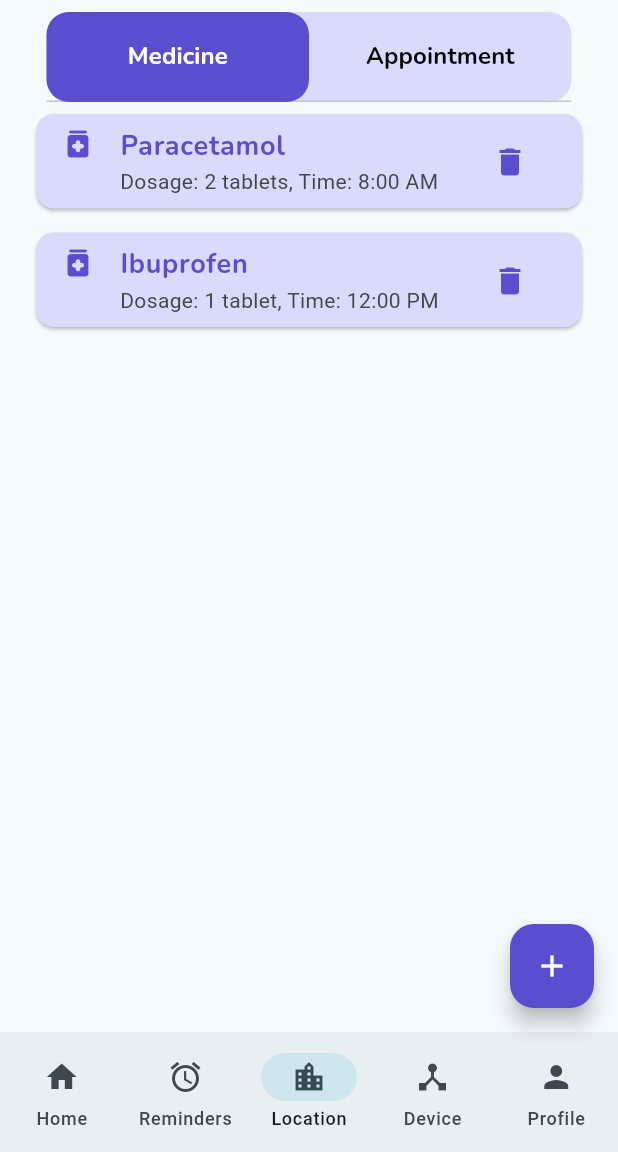
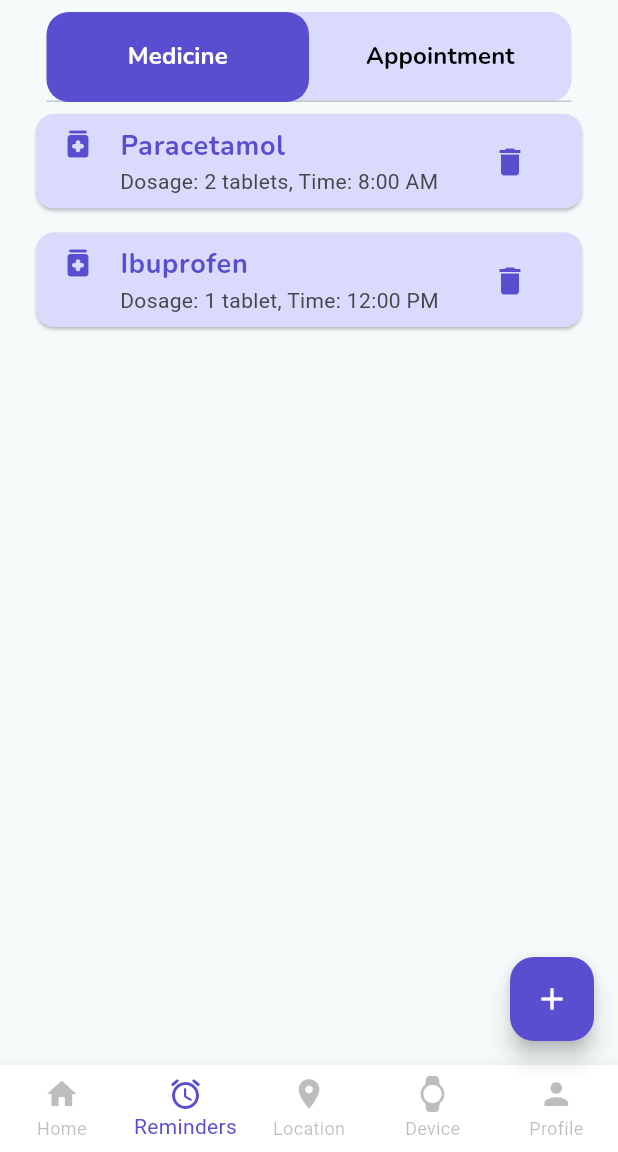
Before and after one commit to OneUp-WS71/mobile-application, a Flutter app: the ReminderMedicineScreen screen opened directly, on a phone screen of 412 x 824 dp, the part 84-1236 px from its top. Run offline on Flutter 3.47's test engine with Material 3 defaults, Android fonts, the phone set to English and light mode, and no system bars; our stand-ins replace animated_splash_screen.

Commit message:
fix: routes wit navigation bar

```diff
--- a/lib/common/widgets/navigation_bar.dart
+++ b/lib/common/widgets/navigation_bar.dart
@@ -1,6 +1,7 @@
 
 import 'package:flutter/material.dart';
 import 'package:mobile_application/config/menu/menu.dart';
+import 'package:mobile_application/common/styles/styles.dart';
 
 class NavigationMenu extends StatefulWidget {
   final int currentPageIndex;
@@ -15,24 +16,42 @@ class _NavigationMenuState extends State<NavigationMenu> {
 
   @override
   Widget build(BuildContext context) {
-    return NavigationBar(destinations: const [
-      NavigationDestination(icon: Icon(Icons.home), label: 'Home'),
-      NavigationDestination(icon: Icon(Icons.alarm), label: 'Reminders'),
-      NavigationDestination(icon: Icon(Icons.location_city), label: 'Location'),
-      NavigationDestination(icon: Icon(Icons.device_hub), label: 'Device'),
-      NavigationDestination(icon: Icon(Icons.person), label: 'Profile'),
-    ],
-    selectedIndex: widget.currentPageIndex,
+    return BottomNavigationBar(
+      type: BottomNavigationBarType.fixed,
+      backgroundColor: Colors.white,
+      selectedItemColor: Styles.primaryColor,
+      unselectedItemColor: Colors.black26,
+      currentIndex: widget.currentPageIndex,
+      onTap: (int index) {
+        final menuItem = appMenuItems[index];
+        Navigator.pushReplacement(
+          context,
+          MaterialPageRoute(builder: (context) => menuItem.link),
+        );
+      },
+      items: const [
+        BottomNavigationBarItem(
+          icon: Icon(Icons.home),
+          label: 'Home',
+        ),
+        BottomNavigationBarItem(
+          icon: Icon(Icons.alarm_rounded),
+          label: 'Reminders',
+        ),
+        BottomNavigationBarItem(
+          icon: Icon(Icons.location_on),
+          label: 'Location',
+        ),
+        BottomNavigationBarItem(
+          icon: Icon(Icons.watch_rounded),
+          label: 'Device',
+        ),
+        BottomNavigationBarItem(
+          icon: Icon(Icons.person),
+          label: 'Profile',
+        ),
+      ],
 
-    onDestinationSelected: (int index){
-      setState((){
-        current = index;
-      });
-      final menuItem = appMenuItems[index];
-      Navigator.pushReplacement(
-        context,
-        MaterialPageRoute(builder: (context) =>  menuItem.link),);
-    },
     );
   }
 }
--- a/lib/dataManagment/presentation/home/home_screen.dart
+++ b/lib/dataManagment/presentation/home/home_screen.dart
@@ -3,6 +3,7 @@ import 'package:mobile_application/common/styles/styles.dart';
 import 'package:mobile_application/common/widgets/custom_app_bar.dart';
 import 'package:intl/intl.dart';
 import 'package:mobile_application/dataManagment/presentation/widgets/measure_box.dart';
+import 'package:mobile_application/common/widgets/navigation_bar.dart';
 
 class HomeScreen extends StatelessWidget {
   const HomeScreen({Key? key}) : super(key: key);
@@ -15,6 +16,7 @@ class HomeScreen extends StatelessWidget {
       appBar: CustomAppBar(
         title: 'Home',
       ),
+      bottomNavigationBar: const NavigationMenu(currentPageIndex: 0,),
       body: Column(
         children: [
           Padding(
--- a/lib/reminders/presentation/medicine/reminder_medicine_screen.dart
+++ b/lib/reminders/presentation/medicine/reminder_medicine_screen.dart
@@ -14,7 +14,7 @@ class ReminderMedicineScreen extends StatelessWidget {
       length: 2, // Número de pestañas
       child: Scaffold(
         appBar: CustomAppBar(title: 'Reminders'),
-        bottomNavigationBar: const NavigationMenu(currentPageIndex: 2,),
+        bottomNavigationBar: const NavigationMenu(currentPageIndex: 1,),
 
         body: Padding(
           padding: const EdgeInsets.all(8.0),
--- a/lib/security/presentation/screens.dart
+++ /dev/null
@@ -1 +0,0 @@
-export 'package:mobile_application/elderlyProfile/presentation/profile/profile_screen.dart';
```
Also changed, not shown: lib/security/presentation/register/register_keeper_data_screen.dart (+8 -1 lines), lib/security/presentation/register/widgets/terms_condition_screen.dart (+1 -17 lines).
